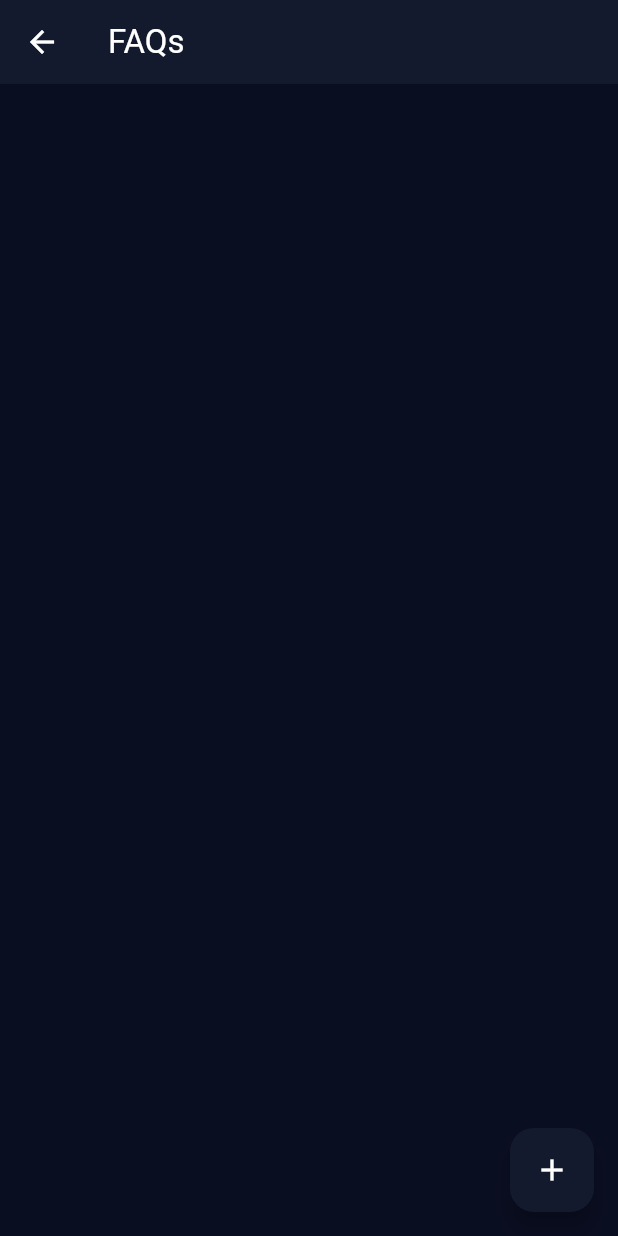
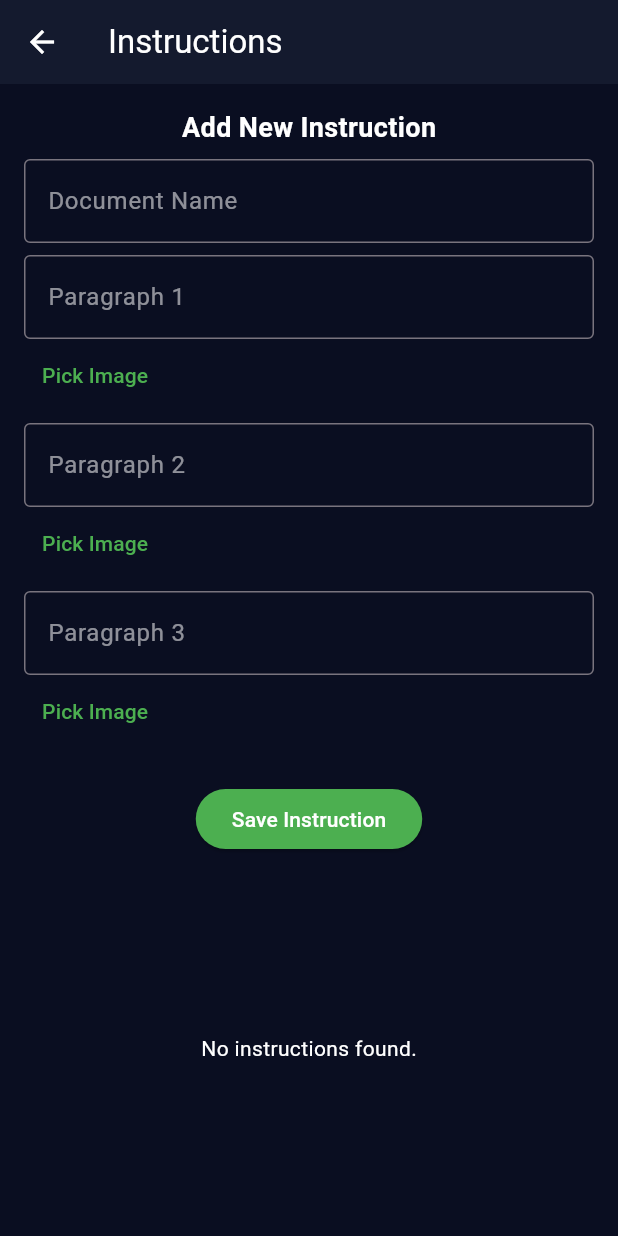
Before and after one commit to shegzibar/Futurex_dashboard, a Flutter app: the screen it shows after launch, after a tap on "FAQ", on a phone screen of 412 x 824 dp. Run offline on Flutter 3.47's test engine with Material 3 defaults, Android fonts, the phone set to English and light mode, and no system bars; our stand-ins replace cloud_firestore, firebase_core, firebase_storage, image_picker; accounts and stored records are empty.

Commit message:
edited the page where we can instructions to add photos and instructions

```diff
--- a/lib/Screens/Home.dart
+++ b/lib/Screens/Home.dart
@@ -2,6 +2,7 @@ import 'package:flutter/material.dart';
 import 'package:futuerx_dashboard/Screens/Faqs.dart';
 import 'package:futuerx_dashboard/Screens/News.dart';
 import 'package:futuerx_dashboard/Screens/Users.dart';
+import 'package:futuerx_dashboard/Screens/instruction.dart';
 // Import the FAQ and Lectures pages
 
 class Dashboard extends StatelessWidget {
@@ -55,10 +56,21 @@ class Dashboard extends StatelessWidget {
                     onPressed: () {
                       Navigator.push(
                         context,
-                        MaterialPageRoute(builder: (context) => FAQs()),
+                        MaterialPageRoute(builder: (context) =>  InstructionListPage()),
                       );
                     },
                   );
+                // case 3:
+                //   return DashboardButton(
+                //     icon: Icons.help_outline,
+                //     label: 'Instructions',
+                //     onPressed: () {
+                //       Navigator.push(
+                //         context,
+                //         MaterialPageRoute(builder: (context) => InstructionPage()),
+                //       );
+                //     },
+                //   );
                 default:
                   return SizedBox.shrink();
               }
--- /dev/null
+++ b/lib/Screens/instruction.dart
@@ -0,0 +1,276 @@
+import 'dart:io' if (dart.library.html) 'dart:html' as html;
+import 'dart:io';
+import 'package:flutter/material.dart';
+import 'package:cloud_firestore/cloud_firestore.dart';
+import 'package:firebase_storage/firebase_storage.dart';
+import 'package:image_picker/image_picker.dart';
+import 'package:flutter/foundation.dart' show kIsWeb;
+import 'dart:typed_data';
+
+class InstructionListPage extends StatefulWidget {
+  const InstructionListPage({Key? key}) : super(key: key);
+
+  @override
+  _InstructionListPageState createState() => _InstructionListPageState();
+}
+
+class _InstructionListPageState extends State<InstructionListPage> {
+  final TextEditingController _documentNameController = TextEditingController();
+  final TextEditingController _p1Controller = TextEditingController();
+  final TextEditingController _p2Controller = TextEditingController();
+  final TextEditingController _p3Controller = TextEditingController();
+  final ImagePicker _picker = ImagePicker();
+  String? _p1ImageUrl, _p2ImageUrl, _p3ImageUrl;
+
+  Future<String?> _uploadImage(XFile image, String paragraph) async {
+    try {
+      final storageRef = FirebaseStorage.instance.ref().child('instruction_images/${paragraph}_${DateTime.now()}.jpg');
+
+      if (kIsWeb) {
+        // Web-specific image upload using Uint8List
+        Uint8List bytes = await image.readAsBytes();
+        await storageRef.putData(bytes);
+      } else {
+        // Mobile-specific image upload using File
+        await storageRef.putFile(File(image.path));
+      }
+
+      return await storageRef.getDownloadURL();
+    } catch (e) {
+      print("Error uploading $paragraph image: $e");
+      ScaffoldMessenger.of(context).showSnackBar(
+        SnackBar(content: Text("Error uploading $paragraph image: $e")),
+      );
+      return null;
+    }
+  }
+
+  Future<void> _pickImage(String paragraph) async {
+    final XFile? image = await _picker.pickImage(source: ImageSource.gallery);
+    if (image != null) {
+      final url = await _uploadImage(image, paragraph);
+      if (mounted) { // Check if widget is still in memory
+        setState(() {
+          if (paragraph == 'p1') _p1ImageUrl = url;
+          if (paragraph == 'p2') _p2ImageUrl = url;
+          if (paragraph == 'p3') _p3ImageUrl = url;
+        });
+      }
+    }
+  }
+
+  Future<void> _addInstruction() async {
+    if (_documentNameController.text.isEmpty) {
+      ScaffoldMessenger.of(context).showSnackBar(
+        const SnackBar(content: Text("Please enter a document name.")),
+      );
+      return;
+    }
+
+    final instructionData = {
+      'name': _documentNameController.text,
+      'type': 'instruction',
+      'p1': _p1Controller.text,
+      'p1ImageUrl': _p1ImageUrl,
+      'p2': _p2Controller.text,
+      'p2ImageUrl': _p2ImageUrl,
+      'p3': _p3Controller.text,
+      'p3ImageUrl': _p3ImageUrl,
+    };
+
+    try {
+      await FirebaseFirestore.instance.collection('instructions').doc(_documentNameController.text).set(instructionData);
+      await FirebaseFirestore.instance.collection('sheets').doc(_documentNameController.text).set({
+        'name': _documentNameController.text,
+        'type': 'instruction',
+      });
+      _clearForm();
+    } catch (e) {
+      print("Error adding instruction: $e");
+      ScaffoldMessenger.of(context).showSnackBar(
+        SnackBar(content: Text("Error adding instruction: $e")),
+      );
+    }
+  }
+
+  void _clearForm() {
+    _documentNameController.clear();
+    _p1Controller.clear();
+    _p2Controller.clear();
+    _p3Controller.clear();
+    setState(() {
+      _p1ImageUrl = null;
+      _p2ImageUrl = null;
+      _p3ImageUrl = null;
+    });
+  }
+
+  Widget _buildTextField(String label, TextEditingController controller, VoidCallback onPickImage, String? imageUrl) {
+    return Column(
+      crossAxisAlignment: CrossAxisAlignment.start,
+      children: [
+        TextField(
+          controller: controller,
+          style: const TextStyle(color: Colors.white),
+          decoration: InputDecoration(
+            labelText: label,
+            labelStyle: const TextStyle(color: Colors.white54),
+            border: const OutlineInputBorder(),
+          ),
+        ),
+        Row(
+          children: [
+            TextButton(
+              onPressed: onPickImage,
+              child: const Text('Pick Image', style: TextStyle(color: Colors.green)),
+            ),
+            if (imageUrl != null)
+              Image.network(imageUrl, height: 50, width: 50, fit: BoxFit.cover),
+          ],
+        ),
+        const SizedBox(height: 8),
+      ],
+    );
+  }
+
+  @override
+  Widget build(BuildContext context) {
+    return Scaffold(
+      backgroundColor: const Color(0xFF0A0E21),
+      appBar: AppBar(
+        backgroundColor: const Color(0xFF141A2E),
+        title: const Text('Instructions', style: TextStyle(color: Colors.white)),
+        leading: IconButton(
+          icon: const Icon(Icons.arrow_back, color: Colors.white),
+          onPressed: () => Navigator.pop(context),
+        ),
+      ),
+      body: Padding(
+        padding: const EdgeInsets.all(16.0),
+        child: Column(
+          children: [
+            const Text(
+              "Add New Instruction",
+              style: TextStyle(color: Colors.white, fontSize: 18, fontWeight: FontWeight.bold),
+            ),
+            const SizedBox(height: 8),
+            TextField(
+              controller: _documentNameController,
+              style: const TextStyle(color: Colors.white),
+              decoration: const InputDecoration(
+                labelText: "Document Name",
+                labelStyle: TextStyle(color: Colors.white54),
+                border: OutlineInputBorder(),
+              ),
+            ),
+            const SizedBox(height: 8),
+            _buildTextField('Paragraph 1', _p1Controller, () => _pickImage('p1'), _p1ImageUrl),
+            _buildTextField('Paragraph 2', _p2Controller, () => _pickImage('p2'), _p2ImageUrl),
+            _buildTextField('Paragraph 3', _p3Controller, () => _pickImage('p3'), _p3ImageUrl),
+            const SizedBox(height: 16),
+            ElevatedButton(
+              onPressed: _addInstruction,
+              style: ElevatedButton.styleFrom(backgroundColor: Colors.green),
+              child: const Text('Save Instruction', style: TextStyle(color: Colors.white)),
+            ),
+            const SizedBox(height: 20),
+            Expanded(
+              child: StreamBuilder(
+                stream: FirebaseFirestore.instance.collection('instructions').snapshots(),
+                builder: (context, AsyncSnapshot<QuerySnapshot> snapshot) {
+                  if (snapshot.connectionState == ConnectionState.waiting) {
+                    return const Center(child: CircularProgressIndicator(color: Colors.white));
+                  }
+                  if (!snapshot.hasData || snapshot.data!.docs.isEmpty) {
+                    return const Center(child: Text('No instructions found.', style: TextStyle(color: Colors.white)));
+                  }
+
+                  final instructions = snapshot.data!.docs;
+
+                  return ListView.builder(
+                    itemCount: instructions.length,
+                    itemBuilder: (context, index) {
+                      final instruction = instructions[index];
+                      return Card(
+                        color: const Color(0xFF1A1D3A),
+                        margin: const EdgeInsets.symmetric(vertical: 8.0),
+                        shape: RoundedRectangleBorder(borderRadius: BorderRadius.circular(10)),
+                        child: ListTile(
+                          title: Text(instruction['p1'] ?? 'No Title', style: const TextStyle(color: Colors.white)),
+                          subtitle: Text(instruction['p2'] ?? '', style: const TextStyle(color: Colors.white70)),
+                          trailing: IconButton(
+                            icon: const Icon(Icons.edit, color: Colors.white),
+                            onPressed: () => _showEditDialog(instruction.id, instruction.data() as Map<String, dynamic>),
+                          ),
+                        ),
+                      );
+                    },
+                  );
+                },
+              ),
+            ),
+          ],
+        ),
+      ),
+    );
+  }
+
+  void _showEditDialog(String id, Map<String, dynamic> instructionData) {
+    _p1Controller.text = instructionData['p1'] ?? '';
+    _p2Controller.text = instructionData['p2'] ?? '';
+    _p3Controller.text = instructionData['p3'] ?? '';
+    _p1ImageUrl = instructionData['p1ImageUrl'];
+    _p2ImageUrl = instructionData['p2ImageUrl'];
+    _p3ImageUrl = instructionData['p3ImageUrl'];
+
+    showDialog(
+      context: context,
+      builder: (context) {
+        return AlertDialog(
+          backgroundColor: const Color(0xFF141A2E),
+          title: const Text('Edit Instruction', style: TextStyle(color: Colors.white)),
+          content: SingleChildScrollView(
+            child: Column(
+              children: [
+                _buildTextField('Paragraph 1', _p1Controller, () => _pickImage('p1'), _p1ImageUrl),
+                _buildTextField('Paragraph 2', _p2Controller, () => _pickImage('p2'), _p2ImageUrl),
+                _buildTextField('Paragraph 3', _p3Controller, () => _pickImage('p3'), _p3ImageUrl),
+              ],
+            ),
+          ),
+          actions: [
+            TextButton(
+              onPressed: () => Navigator.pop(context),
+              child: const Text('Cancel', style: TextStyle(color: Colors.white)),
+            ),
+            TextButton(
+              onPressed: () async {
+                await _updateInstruction(id);
+                Navigator.pop(context);
+              },
+              child: const Text('Save', style: TextStyle(color: Colors.green)),
+            ),
+          ],
+        );
+      },
+    );
+  }
+
+  Future<void> _updateInstruction(String id) async {
+    try {
+      await FirebaseFirestore.instance.collection('instructions').doc(id).update({
+        'p1': _p1Controller.text,
+        'p1ImageUrl': _p1ImageUrl,
+        'p2': _p2Controller.text,
+        'p2ImageUrl': _p2ImageUrl,
+        'p3': _p3Controller.text,
+        'p3ImageUrl': _p3ImageUrl,
+      });
+    } catch (e) {
+      print("Error updating instruction: $e");
+      ScaffoldMessenger.of(context).showSnackBar(
+        SnackBar(content: Text("Error updating instruction: $e")),
+      );
+    }
+  }
+}
--- a/pubspec.yaml
+++ b/pubspec.yaml
@@ -39,6 +39,7 @@ dependencies:
   intl: ^0.19.0
   firebase_storage: ^12.3.5
   file_picker:
+  image_picker:
 
 dev_dependencies:
   flutter_test:
```
Also changed, not shown: lib/Screens/sheets.dart (deleted, +0 -192 lines), lib/Screens/Users.dart (line endings or trailing spaces), pubspec.lock, 5 other files.
